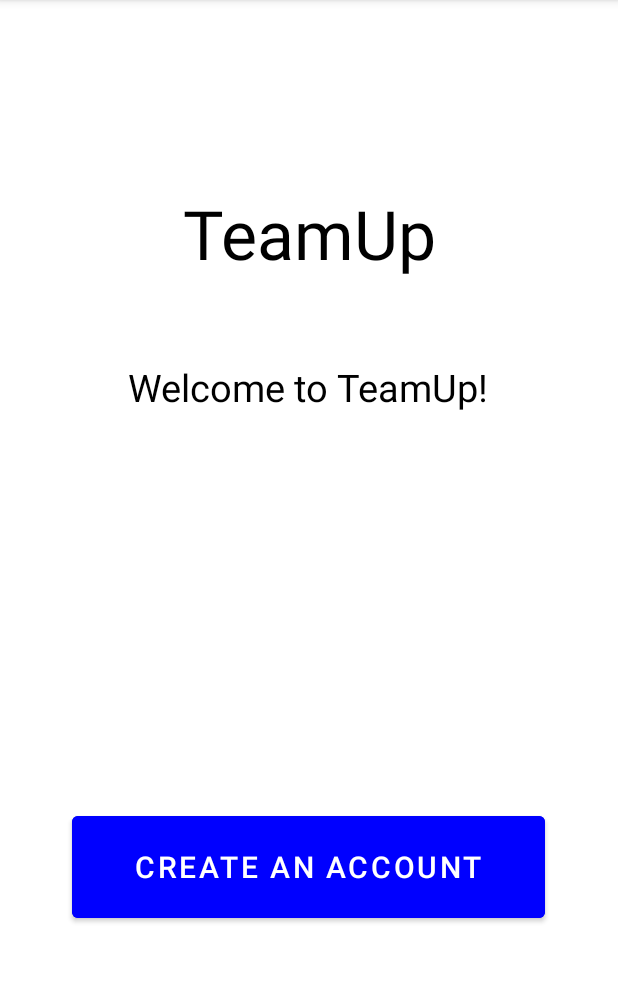
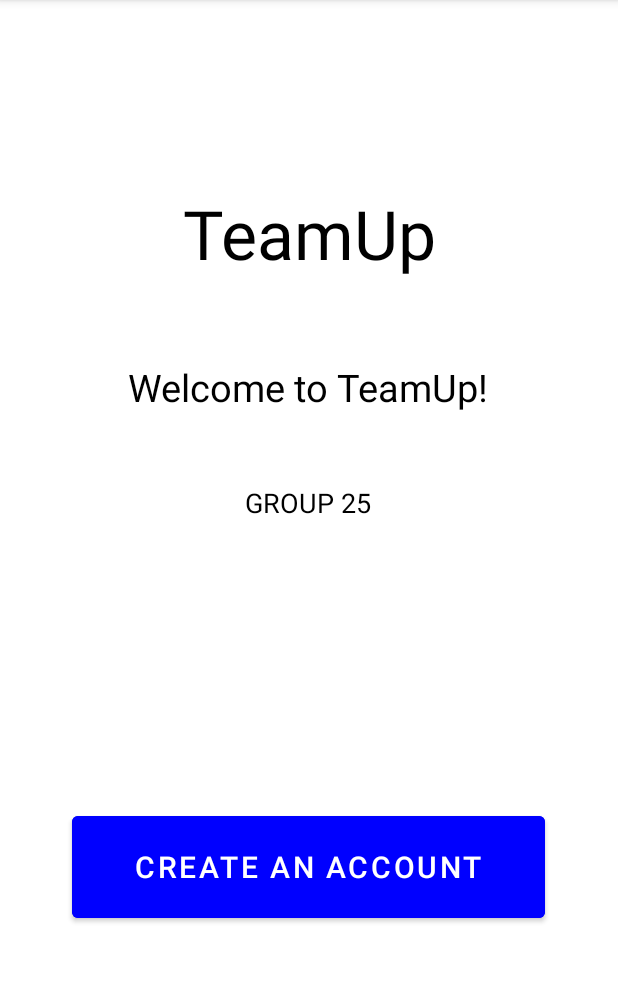
Before and after one commit to joloses/COSC341_Project, an Android app: the screen it shows after launch (Entry_Screen), on a phone screen of 412 x 824 dp, the part 84-1066 px from its top. Run offline under Robolectric (Android 15) with nearby library versions, the phone set to English and light mode, and no system bars.

Commit message:
added stuff to entry screen

```diff
--- a/app/src/main/res/layout/entry_screen.xml
+++ b/app/src/main/res/layout/entry_screen.xml
@@ -45,4 +45,18 @@
         app:layout_constraintHorizontal_bias="0.496"
         app:layout_constraintStart_toStartOf="parent"
         app:layout_constraintTop_toBottomOf="@+id/ES_txtbox1" />
+
+    <TextView
+        android:id="@+id/groupName"
+        android:layout_width="88dp"
+        android:layout_height="35dp"
+        android:layout_marginTop="40dp"
+        android:text="GROUP 25"
+        android:textAlignment="center"
+        android:textColor="#000000"
+        android:textSize="18sp"
+        app:layout_constraintEnd_toEndOf="parent"
+        app:layout_constraintHorizontal_bias="0.498"
+        app:layout_constraintStart_toStartOf="parent"
+        app:layout_constraintTop_toBottomOf="@+id/ES_txtbox2" />
 </androidx.constraintlayout.widget.ConstraintLayout>
```
